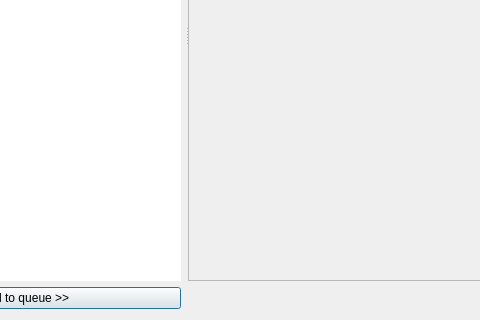
Qt form src/core/downloaderdialog.ui (0xzer0x/quran-companion) before a commit; both pictures show x 146 to 626 and y 251 to 571 of the 828 by 571 pixel window.
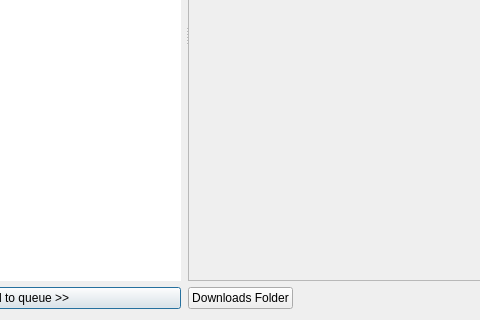
The same form after that commit.

```diff
--- a/src/core/downloaderdialog.ui
+++ b/src/core/downloaderdialog.ui
@@ -130,6 +130,13 @@
        </item>
        <item>
         <layout class="QHBoxLayout" name="horizontalLayout">
+         <item>
+          <widget class="QPushButton" name="btnDownloads">
+           <property name="text">
+            <string>Downloads Folder</string>
+           </property>
+          </widget>
+         </item>
          <item>
           <spacer name="horizontalSpacer">
            <property name="orientation">
```
Left out of the diff: 2 changed lines with no effect on the pictures.
